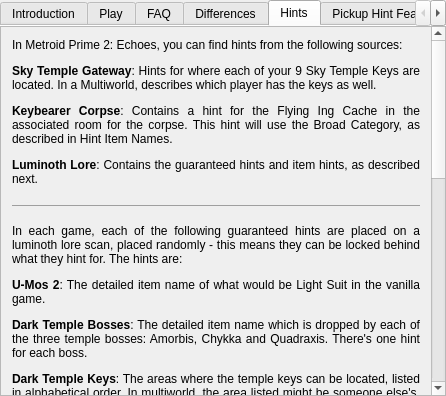
Before: the Qt Designer form randovania/games/prime2/gui/ui_files/games_tab_echoes_widget.ui in randovania/randovania, drawn with Qt 5.
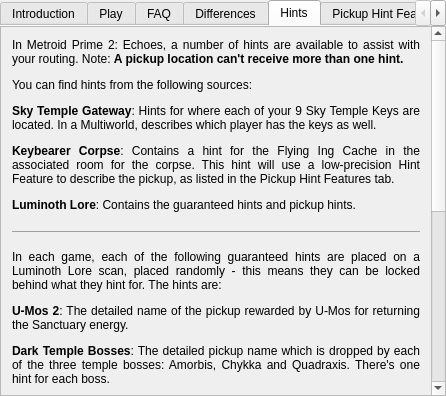
After: the same form once the commit is applied. The open tabs and pages were chosen to show the change. Custom widgets are drawn as their Qt base class.

Commit message: update echoes hints tab

Diff of the .ui file:
```diff
--- a/randovania/games/prime2/gui/ui_files/games_tab_echoes_widget.ui
+++ b/randovania/games/prime2/gui/ui_files/games_tab_echoes_widget.ui
@@ -304,87 +304,14 @@
          <x>0</x>
          <y>0</y>
          <width>430</width>
-         <height>1006</height>
+         <height>802</height>
         </rect>
        </property>
        <layout class="QVBoxLayout" name="hints_scroll_layout">
         <item>
          <widget class="QLabel" name="hints_label">
           <property name="text">
-           <string>&lt;html&gt;&lt;head/&gt;&lt;body&gt;&lt;p align=&quot;justify&quot;&gt;In
-                                                Metroid Prime 2: Echoes, you can find hints from the
-                                                following sources:&lt;/p&gt;&lt;p align=&quot;justify&quot;&gt;&lt;span
-                                                style=&quot; font-weight:600;&quot;&gt;Sky Temple
-                                                Gateway&lt;/span&gt;: Hints for where each of your 9 Sky
-                                                Temple Keys are located. In a Multiworld, describes
-                                                which player has the keys as well.&lt;/p&gt;&lt;p align=&quot;justify&quot;&gt;&lt;span
-                                                style=&quot; font-weight:600;&quot;&gt;Keybearer Corpse&lt;/span&gt;:
-                                                Contains a hint for the Flying Ing Cache in the
-                                                associated room for the corpse. This hint will use the
-                                                Broad Category, as described in Hint Item Names.&lt;/p&gt;&lt;p
-                                                align=&quot;justify&quot;&gt;&lt;span style=&quot;
-                                                font-weight:600;&quot;&gt;Luminoth Lore&lt;/span&gt;:
-                                                Contains the guaranteed hints and item hints, as
-                                                described next.&lt;/p&gt;&lt;hr/&gt;&lt;p align=&quot;justify&quot;&gt;In
-                                                each game, each of the following guaranteed hints are
-                                                placed on a luminoth lore scan, placed randomly - this
-                                                means they can be locked behind what they hint for. The
-                                                hints are:&lt;/p&gt;&lt;p align=&quot;justify&quot;&gt;&lt;span
-                                                style=&quot; font-weight:600;&quot;&gt;U-Mos 2&lt;/span&gt;:
-                                                The detailed item name of what would be Light Suit in
-                                                the vanilla game.&lt;/p&gt;&lt;p align=&quot;justify&quot;&gt;&lt;span
-                                                style=&quot; font-weight:600;&quot;&gt;Dark Temple
-                                                Bosses&lt;/span&gt;: The detailed item name which is
-                                                dropped by each of the three temple bosses: Amorbis,
-                                                Chykka and Quadraxis. There's one hint for each boss.&lt;/p&gt;&lt;p
-                                                align=&quot;justify&quot;&gt;&lt;span style=&quot;
-                                                font-weight:600;&quot;&gt;Dark Temple Keys&lt;/span&gt;:
-                                                The areas where the temple keys can be located, listed
-                                                in alphabetical order. In multiworld, the area listed
-                                                might be someone else's, but the hint is refering to
-                                                your keys.&lt;/p&gt;&lt;p align=&quot;justify&quot;&gt;&lt;span
-                                                style=&quot; font-weight:600;&quot;&gt;Joke Hints&lt;/span&gt;:
-                                                A joke. Uses green text and is a waste of space. There
-                                                are 2 joke hints per game.&lt;/p&gt;&lt;hr/&gt;&lt;p
-                                                align=&quot;justify&quot;&gt;The remaining Luminoth
-                                                Lores are filled with item hints. These hints are placed
-                                                in three step:&lt;/p&gt;&lt;p align=&quot;justify&quot;&gt;&lt;span
-                                                style=&quot; font-weight:600;&quot;&gt;During Generator&lt;/span&gt;:
-                                                Whenever an item is logically placed (see Item Order in
-                                                the spoiler), a hint for that item is placed in a
-                                                compatible lore location - the item location wasn't in
-                                                logic when the given lore was first in logic.&lt;/p&gt;&lt;p
-                                                align=&quot;justify&quot;&gt;&lt;span style=&quot;
-                                                font-weight:600;&quot;&gt;Post Generator&lt;/span&gt;:
-                                                When the generator finishes (placed enough items to
-                                                reach credits), lore locations without hints are filled
-                                                in order, starting from these unlocked last. These hints
-                                                will be for items from the Item Order that don't have a
-                                                hint yet, favoring these that have less compatible lore
-                                                locations (should bias for later items in the order).&lt;/p&gt;&lt;p
-                                                align=&quot;justify&quot;&gt;&lt;span style=&quot;
-                                                font-weight:600;&quot;&gt;Last Resort&lt;/span&gt;: At
-                                                this point, lore locations without a hint get one for a
-                                                random item location.&lt;/p&gt;&lt;p align=&quot;justify&quot;&gt;A
-                                                same location can't receive more than one hint from this
-                                                process, ignoring the guaranteed hints.&lt;br/&gt;These
-                                                hints can be in many different formats:&lt;/p&gt;&lt;p
-                                                align=&quot;justify&quot;&gt;* Detailed item name with
-                                                detailed room name (x5).&lt;br/&gt;* Precise category
-                                                with detailed room name (x2).&lt;br/&gt;* General
-                                                category with detailed room name (x1).&lt;br/&gt;*
-                                                Detailed item name with only area name (x2).&lt;br/&gt;*
-                                                Precise category with only area name (x1).&lt;br/&gt;*
-                                                Detailed item name, relative to a room with exact
-                                                distance (x1).&lt;br/&gt;* Detailed item name, relative
-                                                to a room with up to distance (x1).&lt;br/&gt;* Detailed
-                                                item name, relative to another precise item name (x1).&lt;/p&gt;&lt;p
-                                                align=&quot;justify&quot;&gt;With relative hints,
-                                                distance is measured using the map, not considering
-                                                portals, and is always the shortest path.&lt;br/&gt;For
-                                                hints with two items, the item being hinted is the first
-                                                one.&lt;/p&gt;&lt;/body&gt;&lt;/html&gt;
-                                            </string>
+           <string>&lt;html&gt;&lt;head/&gt;&lt;body&gt;&lt;p align=&quot;justify&quot;&gt;In Metroid Prime 2: Echoes, a number of hints are available to assist with your routing. Note: &lt;span style=&quot; font-weight:700;&quot;&gt;A pickup location can't receive more than one hint.&lt;/span&gt;&lt;/p&gt;&lt;p align=&quot;justify&quot;&gt;You can find hints from the following sources:&lt;/p&gt;&lt;p align=&quot;justify&quot;&gt;&lt;span style=&quot; font-weight:600;&quot;&gt;Sky Temple Gateway&lt;/span&gt;: Hints for where each of your 9 Sky Temple Keys are located. In a Multiworld, describes which player has the keys as well.&lt;/p&gt;&lt;p align=&quot;justify&quot;&gt;&lt;span style=&quot; font-weight:600;&quot;&gt;Keybearer Corpse&lt;/span&gt;: Contains a hint for the Flying Ing Cache in the associated room for the corpse. This hint will use a low-precision Hint Feature to describe the pickup, as listed in the Pickup Hint Features tab.&lt;/p&gt;&lt;p align=&quot;justify&quot;&gt;&lt;span style=&quot; font-weight:600;&quot;&gt;Luminoth Lore&lt;/span&gt;: Contains the guaranteed hints and pickup hints.&lt;/p&gt;&lt;hr/&gt;&lt;p align=&quot;justify&quot;&gt;In each game, each of the following guaranteed hints are placed on a Luminoth Lore scan, placed randomly - this means they can be locked behind what they hint for. The hints are:&lt;/p&gt;&lt;p align=&quot;justify&quot;&gt;&lt;span style=&quot; font-weight:600;&quot;&gt;U-Mos 2&lt;/span&gt;: The detailed name of the pickup rewarded by U-Mos for returning the Sanctuary energy.&lt;/p&gt;&lt;p align=&quot;justify&quot;&gt;&lt;span style=&quot; font-weight:600;&quot;&gt;Dark Temple Bosses&lt;/span&gt;: The detailed pickup name which is dropped by each of the three temple bosses: Amorbis, Chykka and Quadraxis. There's one hint for each boss.&lt;/p&gt;&lt;p align=&quot;justify&quot;&gt;&lt;span style=&quot; font-weight:600;&quot;&gt;Dark Temple Keys&lt;/span&gt;: The areas where the temple keys can be located, listed in alphabetical order. In multiworld, the area listed might be someone else's, but the hint is referring to your keys.&lt;/p&gt;&lt;p align=&quot;justify&quot;&gt;&lt;span style=&quot; font-weight:600;&quot;&gt;Joke Hints&lt;/span&gt;: A joke. Uses green text and is a waste of space. There are 2 joke hints per game.&lt;/p&gt;&lt;hr/&gt;&lt;p align=&quot;justify&quot;&gt;The remaining Luminoth Lores are filled with standard pickup hints. These hints are placed according to the following priority:&lt;/p&gt;&lt;p align=&quot;justify&quot;&gt;&lt;span style=&quot; font-weight:600;&quot;&gt;1)&lt;/span&gt; Pickups that were placed by the generator, after the hint became accessible. This helps ensure that hints don't point towards the pickups required to read the hint in the first place. These hints are placed starting with the hint with the fewest logical candidates.&lt;/p&gt;&lt;p align=&quot;justify&quot;&gt;&lt;span style=&quot; font-weight:600;&quot;&gt;2)&lt;/span&gt; If there were no logical candidates for a hint, it can instead point to any pickup placed before or during generation. These hints have no guarantee that they will be useful, but they should generally point to major items.&lt;/p&gt;&lt;p align=&quot;justify&quot;&gt;&lt;span style=&quot; font-weight:600;&quot;&gt;3)&lt;/span&gt; At this point, we're out of useful candidates to hint, so the hint will simply pick any random item location.&lt;/p&gt;&lt;p align=&quot;justify&quot;&gt;&lt;br/&gt;&lt;/p&gt;&lt;/body&gt;&lt;/html&gt;</string>
           </property>
           <property name="alignment">
            <set>Qt::AlignLeading|Qt::AlignLeft|Qt::AlignTop</set>
```
